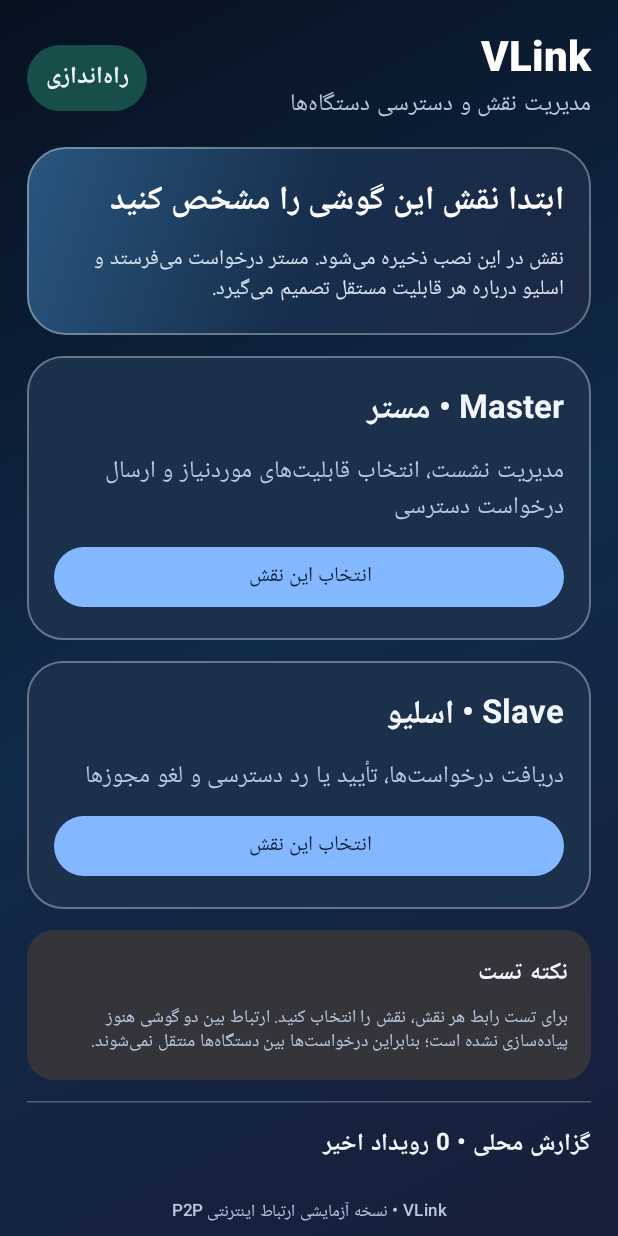
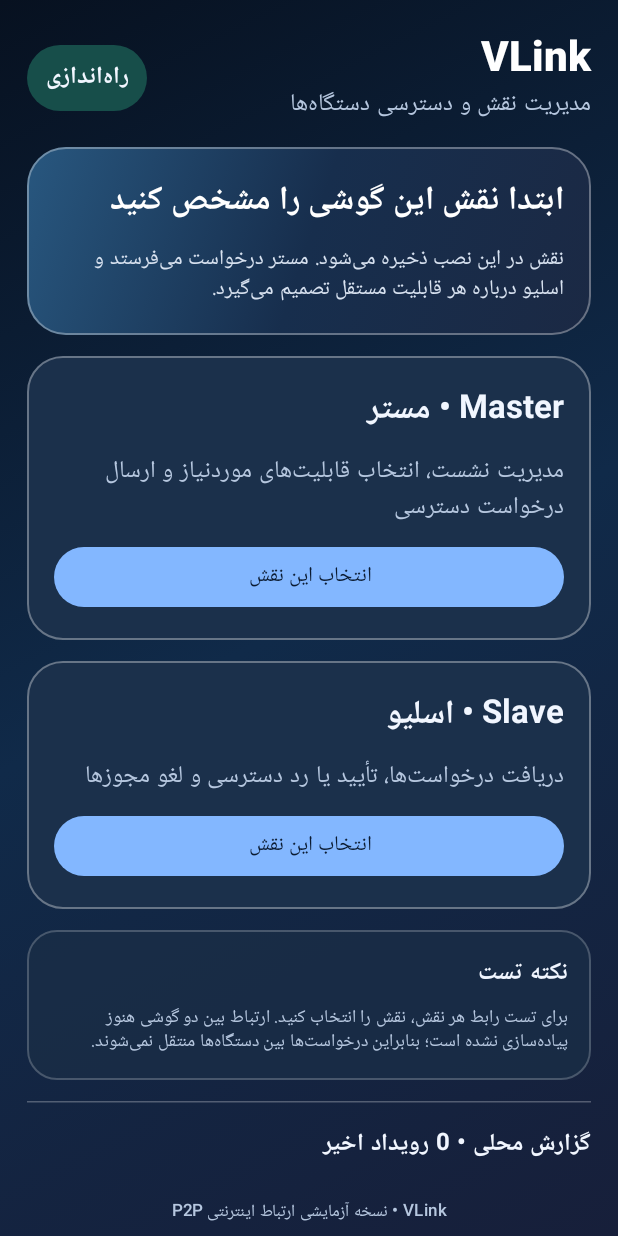
Before and after one commit to alory11-bot/VLink-Consent-Manager, an Android app built with Jetpack Compose: the screen it shows after launch (RoleCapabilityActivity), on a phone screen of 412 x 824 dp. Run offline under Robolectric (Android 15) with nearby library versions, the phone set to English and light mode, and no system bars.

Commit message:
fix(ui): harden role restore and improve dashboard contrast

```diff
--- a/app/src/main/java/com/vlink/consent/RoleCapabilityActivity.kt
+++ b/app/src/main/java/com/vlink/consent/RoleCapabilityActivity.kt
@@ -51,7 +51,7 @@ class RoleCapabilityActivity : ComponentActivity() {
 
     @Composable
     private fun RoleCapabilityScreen() {
-        var roleName by remember { mutableStateOf(secureStore.get("vlink_role") ?: "") }
+        var roleName by remember { mutableStateOf((secureStore.get("vlink_role") ?: "").takeIf { it == DeviceRole.MASTER.name || it == DeviceRole.SLAVE.name } ?: "") }
         var states by remember { mutableStateOf(loadStates()) }
         var events by remember { mutableStateOf(loadEvents()) }
         var showRoleReset by remember { mutableStateOf(false) }
@@ -254,7 +254,7 @@ class RoleCapabilityActivity : ComponentActivity() {
                     }
                     StatusTag(status)
                 }
-                if (capability.sensitive) Text("حساس • نیازمند رضایت مستقل", color = Color(0xFF8A5A00), style = MaterialTheme.typography.labelSmall)
+                if (capability.sensitive) Text("حساس • نیازمند رضایت مستقل", color = Color(0xFFFFD08A), style = MaterialTheme.typography.labelSmall)
                 when {
                     onRequest != null -> Button(onClick = onRequest, enabled = status != CapabilityStatus.REQUESTED && status != CapabilityStatus.GRANTED,
                         modifier = Modifier.fillMaxWidth()) { Text(if (status == CapabilityStatus.REJECTED) "درخواست مجدد" else "درخواست دسترسی") }
@@ -293,7 +293,7 @@ class RoleCapabilityActivity : ComponentActivity() {
 
     @Composable
     private fun InfoCard(title: String, body: String) {
-        Card(shape = RoundedCornerShape(18.dp)) {
+        Card(shape = RoundedCornerShape(20.dp), colors = CardDefaults.cardColors(containerColor = Color(0xCC1A2D47)), border = androidx.compose.foundation.BorderStroke(1.dp, Color(0x35FFFFFF))) {
             Column(Modifier.fillMaxWidth().padding(15.dp), verticalArrangement = Arrangement.spacedBy(5.dp)) {
                 Text(title, fontWeight = FontWeight.Bold, color = RoleInk)
                 Text(body, color = RoleMuted, style = MaterialTheme.typography.bodySmall)
```
